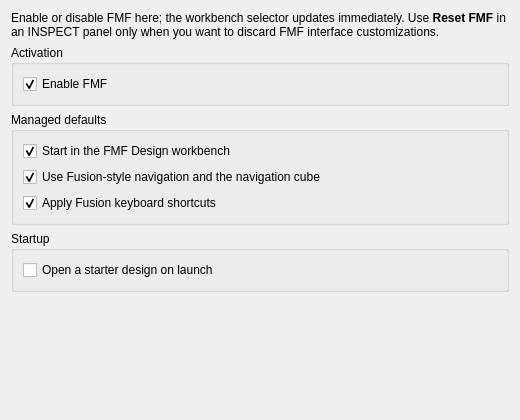
Before: the Qt Designer form Resources/FMF/preferences.ui in colintrachte/FusionMyFreeCAD, drawn with Qt 5.
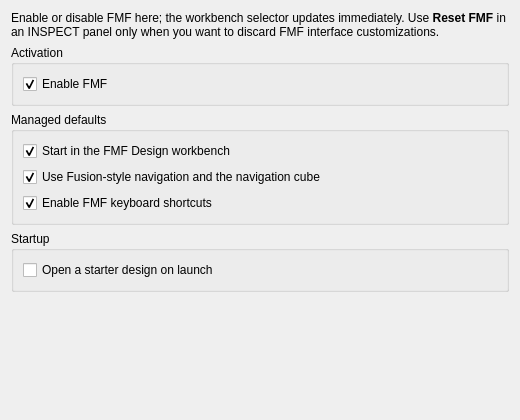
After: the same form once the commit is applied. Custom widgets are drawn as their Qt base class.

What changed in the file:
```diff
--- a/Resources/FMF/preferences.ui
+++ b/Resources/FMF/preferences.ui
@@ -102,7 +102,7 @@
          <string>Apply the Fusion shortcut set (L, R, C, D, E, H, T, O, P, X). Any conflicting shortcut is taken from the other command; Verify UI lists what changed.</string>
         </property>
         <property name="text">
-         <string>Apply Fusion keyboard shortcuts</string>
+         <string>Enable FMF keyboard shortcuts</string>
         </property>
         <property name="checked">
          <bool>true</bool>
```
Left out of the diff: 2 changed lines with no effect on the pictures.
